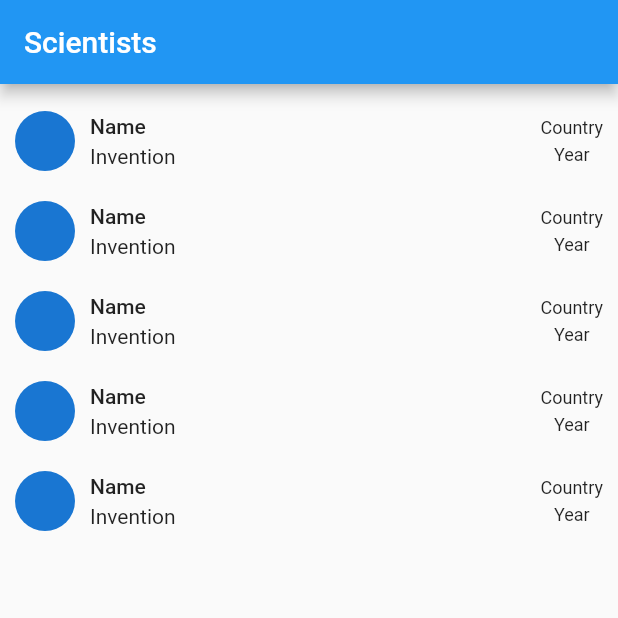
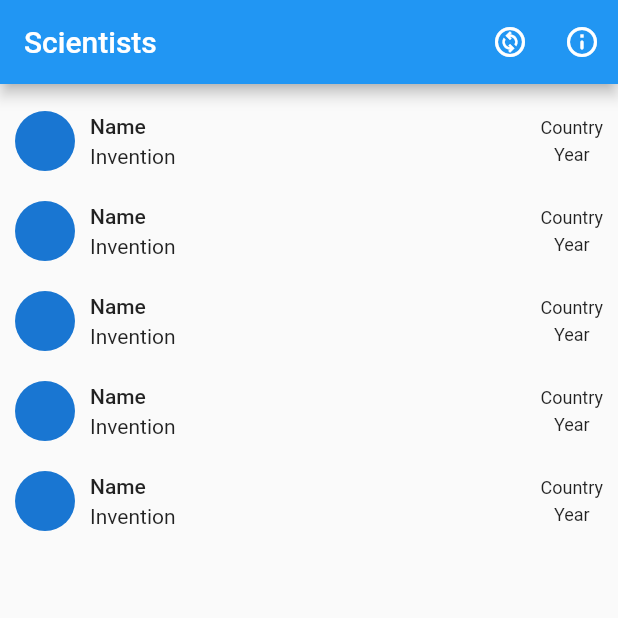
Before and after one commit to singhtaranjeet/flutter_i18n, a Flutter app: the screen it shows after launch, on a phone screen of 412 x 824 dp, the top half of it. Run offline on Flutter 3.47's test engine with Material 2 defaults, Android fonts, the phone set to English and light mode, and no system bars.

Commit message:
[Demo] Add basic widgets and model

```diff
--- /dev/null
+++ b/lib/app.dart
@@ -0,0 +1,30 @@
+import 'package:flutter/material.dart';
+import 'package:flutter_i18n/scientists/scientists_page.dart';
+
+class MyApp extends StatefulWidget {
+  const MyApp({Key? key}) : super(key: key);
+
+  @override
+  State<MyApp> createState() => _MyAppState();
+}
+
+class _MyAppState extends State<MyApp> {
+  bool isEnglishLocale = true;
+
+  void changeLocale() {
+    isEnglishLocale = !isEnglishLocale;
+    setState(() {});
+  }
+
+  @override
+  Widget build(BuildContext context) {
+    return MaterialApp(
+      theme: ThemeData(
+        primarySwatch: Colors.blue,
+      ),
+      home: ScientistsPage(
+        changeLocale: changeLocale,
+      ),
+    );
+  }
+}
--- a/lib/main.dart
+++ b/lib/main.dart
@@ -1,20 +1,6 @@
 import 'package:flutter/material.dart';
-import 'package:flutter_i18n/scientists_page.dart';
+import 'package:flutter_i18n/app.dart';
 
 void main() {
-  runApp(const MyApp());
+  runApp(MyApp());
 }
-
-class MyApp extends StatelessWidget {
-  const MyApp({Key? key}) : super(key: key);
-
-  @override
-  Widget build(BuildContext context) {
-    return MaterialApp(
-      theme: ThemeData(
-        primarySwatch: Colors.blue,
-      ),
-      home: ScientistsPage(),
-    );
-  }
-}
--- /dev/null
+++ b/lib/scientists/scientists_page.dart
@@ -0,0 +1,57 @@
+import 'package:flutter/material.dart';
+import 'package:flutter_i18n/model/scientist.dart';
+import 'package:flutter_i18n/widgets.dart/scientist_card.dart';
+
+class ScientistsPage extends StatelessWidget {
+  const ScientistsPage({required this.changeLocale, Key? key})
+      : super(key: key);
+  final VoidCallback changeLocale;
+
+  @override
+  Widget build(BuildContext context) {
+    return Scaffold(
+      appBar: AppBar(
+        title: const Text("Scientists"),
+        actions: [
+          IconButton(
+              icon: const Icon(Icons.change_circle_outlined),
+              onPressed: changeLocale),
+          IconButton(
+            icon: const Icon(Icons.info_outline_rounded),
+            onPressed: () {
+              ScaffoldMessenger.of(context).showSnackBar(
+                SnackBar(
+                  content: Row(
+                    children: const [
+                      Icon(
+                        Icons.insert_emoticon_rounded,
+                        color: Colors.purple,
+                      ),
+                      SizedBox(width: 10),
+                      Expanded(
+                        child: Text(
+                          "Let's pretend this app contains infomation related to scientists and their inventions",
+                        ),
+                      ),
+                    ],
+                  ),
+                ),
+              );
+            },
+          )
+        ],
+      ),
+      body: Padding(
+        padding: const EdgeInsets.only(top: 8),
+        child: ListView.builder(
+          itemCount: 5,
+          itemBuilder: (_, index) {
+            return ScientistCard(
+              scientist: Scientist.empty(),
+            );
+          },
+        ),
+      ),
+    );
+  }
+}
--- a/lib/scientists_page.dart
+++ /dev/null
@@ -1,32 +0,0 @@
-import 'package:flutter/material.dart';
-import 'package:flutter_i18n/model/scientist.dart';
-import 'package:flutter_i18n/widgets.dart/scientist_card.dart';
-
-class ScientistsPage extends StatefulWidget {
-  const ScientistsPage({Key? key}) : super(key: key);
-
-  @override
-  State<ScientistsPage> createState() => _ScientistsPageState();
-}
-
-class _ScientistsPageState extends State<ScientistsPage> {
-  @override
-  Widget build(BuildContext context) {
-    return Scaffold(
-      appBar: AppBar(
-        title: Text("Scientists"),
-      ),
-      body: Padding(
-        padding: const EdgeInsets.only(top: 8),
-        child: ListView.builder(
-          itemCount: 5,
-          itemBuilder: (_, index) {
-            return ScientistCard(
-              scientist: Scientist.empty(),
-            );
-          },
-        ),
-      ),
-    );
-  }
-}
--- a/lib/widgets.dart/scientist_card.dart
+++ b/lib/widgets.dart/scientist_card.dart
@@ -7,7 +7,15 @@ class ScientistCard extends StatelessWidget {
 
   @override
   Widget build(BuildContext context) {
-    return Container(
+    return InkWell(
+      onTap: () {
+        showDatePicker(
+            context: context,
+            initialDate: DateTime.now(),
+            firstDate: DateTime(1760),
+            lastDate: DateTime(2030));
+      },
+      child: Container(
         padding: const EdgeInsets.all(10),
         child: Row(
           children: [
@@ -46,6 +54,8 @@ class ScientistCard extends StatelessWidget {
               ],
             )
           ],
-        ));
+        ),
+      ),
+    );
   }
 }
```
Also changed, not shown: 1 other file.
